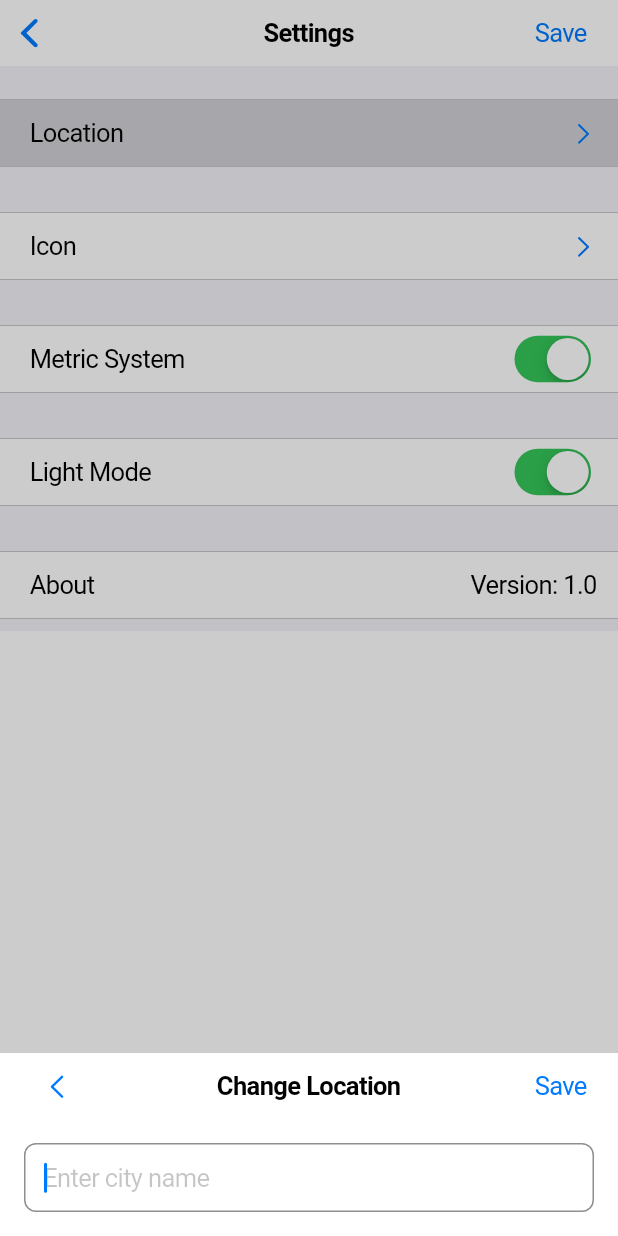
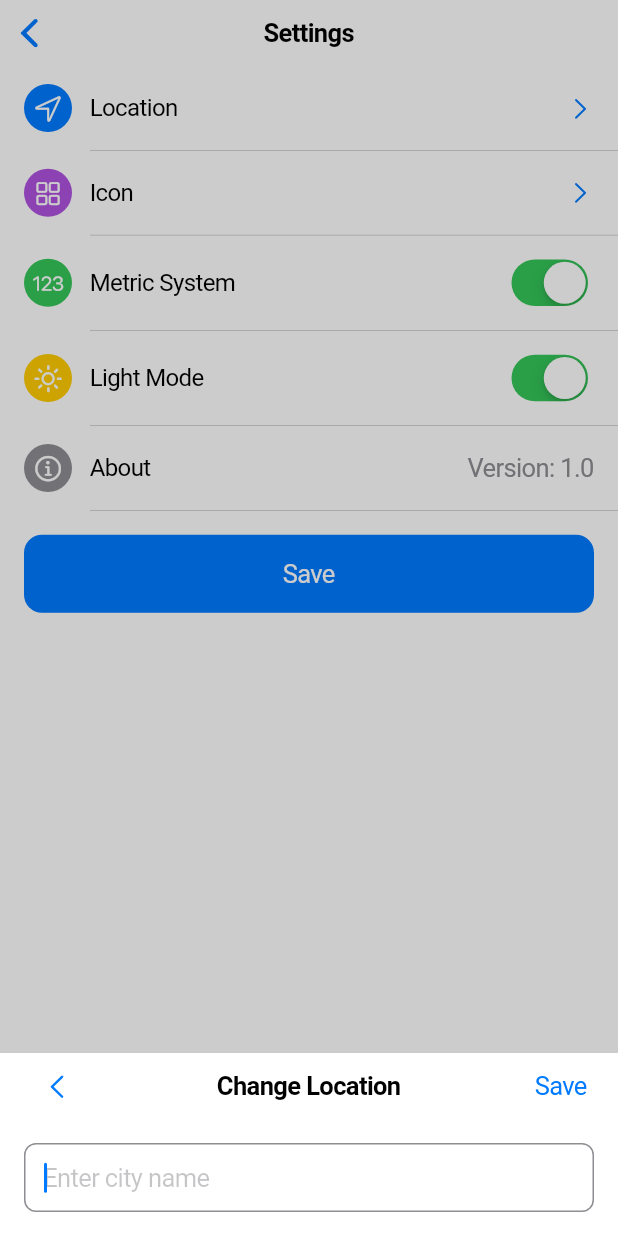
Before and after one commit to deramos-michael/weather, a Flutter app: the SettingsPage screen opened directly with empty values, after a tap on "Location", on a phone screen of 412 x 824 dp. Run offline on Flutter 3.47's test engine with Material 3 defaults, Android fonts, the phone set to English and light mode, and no system bars; network calls fail.

Commit message:
Commit 4

```diff
--- a/lib/main.dart
+++ b/lib/main.dart
@@ -134,7 +134,7 @@ class _HomepageState extends State<Homepage> {
 class SettingsPage extends StatefulWidget {
   final String location;
 
-  SettingsPage({required this.location});
+  const SettingsPage({required this.location, Key? key}) : super(key: key);
 
   @override
   _SettingsPageState createState() => _SettingsPageState();
@@ -154,30 +154,26 @@ class _SettingsPageState extends State<SettingsPage> {
   @override
   Widget build(BuildContext context) {
     return CupertinoPageScaffold(
-      navigationBar: CupertinoNavigationBar(
-        middle: Text("Settings"),
-        trailing: CupertinoButton(
-          padding: EdgeInsets.zero,
-          child: Text("Save"),
-          onPressed: () {
-            Navigator.pop(context, selectedLocation);
-          },
-        ),
+      navigationBar: const CupertinoNavigationBar(
+        middle: Text('Settings'),
       ),
       child: SafeArea(
-        child: ListView(
+        child: Column(
           children: [
-            // Location Setting
-            CupertinoListSection(
+            // Location Row
+            _buildListRow(
+              CupertinoIcons.location,
+              'Location',
+              iconColor: CupertinoColors.white,
+              iconBgColor: CupertinoColors.systemBlue,
+              trailing: Row(
                 children: [
-                CupertinoListTile(
-                  title: Text("Location"),
-                  trailing: Row(
-                    mainAxisSize: MainAxisSize.min,
-                    children: [
-                      Text(selectedLocation),
-                      SizedBox(width: 8),
-                      Icon(CupertinoIcons.chevron_right, size: 18),
+                  Text(
+                    selectedLocation,
+                    style: const TextStyle(color: CupertinoColors.systemGrey),
+                  ),
+                  const SizedBox(width: 4),
+                  const Icon(CupertinoIcons.chevron_right, size: 18),
                 ],
               ),
               onTap: () async {
@@ -194,27 +190,27 @@ class _SettingsPageState extends State<SettingsPage> {
                 }
               },
             ),
-              ],
-            ),
+            const _SettingsDivider(),
 
-            // Icon Setting
-            CupertinoListSection(
-              children: [
-                CupertinoListTile(
-                  title: Text("Icon"),
-                  trailing: Icon(CupertinoIcons.chevron_right, size: 18),
+            // Icon Row
+            _buildListRow(
+              CupertinoIcons.square_grid_2x2,
+              'Icon',
+              iconColor: CupertinoColors.white,
+              iconBgColor: CupertinoColors.systemPurple,
+              trailing: const Icon(CupertinoIcons.chevron_right, size: 18),
               onTap: () {
                 // Handle icon setting
               },
             ),
-              ],
-            ),
+            const _SettingsDivider(),
 
-            // Metric System Setting
-            CupertinoListSection(
-              children: [
-                CupertinoListTile(
-                  title: Text("Metric System"),
+            // Metric System Row
+            _buildListRow(
+              CupertinoIcons.textformat_123,
+              'Metric System',
+              iconColor: CupertinoColors.white,
+              iconBgColor: CupertinoColors.systemGreen,
               trailing: CupertinoSwitch(
                 value: metricSystem,
                 onChanged: (value) {
@@ -224,14 +220,14 @@ class _SettingsPageState extends State<SettingsPage> {
                 },
               ),
             ),
-              ],
-            ),
+            const _SettingsDivider(),
 
-            // Light Mode Setting
-            CupertinoListSection(
-              children: [
-                CupertinoListTile(
-                  title: Text("Light Mode"),
+            // Light Mode Row
+            _buildListRow(
+              CupertinoIcons.sun_max,
+              'Light Mode',
+              iconColor: CupertinoColors.white,
+              iconBgColor: CupertinoColors.systemYellow,
               trailing: CupertinoSwitch(
                 value: lightMode,
                 onChanged: (value) {
@@ -241,18 +237,81 @@ class _SettingsPageState extends State<SettingsPage> {
                 },
               ),
             ),
-              ],
+            const _SettingsDivider(),
+
+            // About Row
+            _buildListRow(
+              CupertinoIcons.info,
+              'About',
+              iconColor: CupertinoColors.white,
+              iconBgColor: CupertinoColors.systemGrey,
+              trailing: const Text(
+                'Version: 1.0',
+                style: TextStyle(color: CupertinoColors.systemGrey),
               ),
+            ),
+            const _SettingsDivider(),
 
-            // About Setting
-            CupertinoListSection(
-              children: [
-                CupertinoListTile(
-                  title: Text("About"),
-                  trailing: Text("Version: 1.0"),
+            // Save Button
+            Padding(
+              padding: const EdgeInsets.all(16.0),
+              child: SizedBox(
+                width: double.infinity,
+                child: CupertinoButton.filled(
+                  child: const Text('Save'),
+                  onPressed: () {
+                    Navigator.pop(context, selectedLocation);
+                  },
+                ),
+              ),
             ),
           ],
         ),
+      ),
+    );
+  }
+
+  Widget _buildListRow(
+      IconData icon,
+      String title, {
+        Color? iconColor,
+        Color? iconBgColor,
+        Widget? trailing,
+        VoidCallback? onTap,
+      }) {
+    return GestureDetector(
+      behavior: HitTestBehavior.opaque,
+      onTap: onTap,
+      child: Padding(
+        padding: const EdgeInsets.symmetric(horizontal: 16.0, vertical: 12.0),
+        child: Row(
+          children: [
+            Container(
+              width: 32,
+              height: 32,
+              decoration: BoxDecoration(
+                color: iconBgColor ?? CupertinoColors.systemGrey,
+                borderRadius: BorderRadius.circular(16),
+              ),
+              child: Center(
+                child: Icon(
+                  icon,
+                  size: 20,
+                  color: iconColor ?? CupertinoColors.white,
+                ),
+              ),
+            ),
+            const SizedBox(width: 12),
+            Expanded(
+              child: Text(
+                title,
+                style: const TextStyle(
+                  fontSize: 16,
+                  fontWeight: FontWeight.w400,
+                ),
+              ),
+            ),
+            trailing ?? const SizedBox(),
           ],
         ),
       ),
@@ -260,30 +319,58 @@ class _SettingsPageState extends State<SettingsPage> {
   }
 }
 
-class LocationPicker extends StatelessWidget {
-  final String currentLocation;
-
-  LocationPicker({required this.currentLocation});
-
-  final TextEditingController _controller = TextEditingController();
+class _SettingsDivider extends StatelessWidget {
+  const _SettingsDivider({Key? key}) : super(key: key);
 
   @override
   Widget build(BuildContext context) {
-    _controller.text = currentLocation;
+    return Container(
+      height: 0.5,
+      margin: const EdgeInsets.only(left: 60.0),
+      color: CupertinoColors.separator,
+    );
+  }
+}
 
+class LocationPicker extends StatefulWidget {
+  final String currentLocation;
+
+  const LocationPicker({required this.currentLocation, Key? key}) : super(key: key);
+
+  @override
+  _LocationPickerState createState() => _LocationPickerState();
+}
+
+class _LocationPickerState extends State<LocationPicker> {
+  late final TextEditingController _controller;
+
+  @override
+  void initState() {
+    super.initState();
+    _controller = TextEditingController(text: widget.currentLocation);
+  }
+
+  @override
+  void dispose() {
+    _controller.dispose();
+    super.dispose();
+  }
+
+  @override
+  Widget build(BuildContext context) {
     return CupertinoPageScaffold(
       navigationBar: CupertinoNavigationBar(
         leading: CupertinoButton(
           padding: EdgeInsets.zero,
-          child: Icon(CupertinoIcons.chevron_left),
+          child: const Icon(CupertinoIcons.chevron_left),
           onPressed: () {
             Navigator.pop(context);
           },
         ),
-        middle: Text("Change Location"),
+        middle: const Text('Change Location'),
         trailing: CupertinoButton(
           padding: EdgeInsets.zero,
-          child: Text("Save"),
+          child: const Text('Save'),
           onPressed: () {
             if (_controller.text.trim().isNotEmpty) {
               Navigator.pop(context, _controller.text.trim());
@@ -293,14 +380,14 @@ class LocationPicker extends StatelessWidget {
       ),
       child: SafeArea(
         child: Padding(
-          padding: EdgeInsets.all(16),
+          padding: const EdgeInsets.all(16.0),
           child: CupertinoTextField(
             controller: _controller,
-            placeholder: "Enter city name",
-            padding: EdgeInsets.all(12),
+            placeholder: 'Enter city name',
+            padding: const EdgeInsets.all(12.0),
             decoration: BoxDecoration(
               border: Border.all(color: CupertinoColors.systemGrey),
-              borderRadius: BorderRadius.circular(8),
+              borderRadius: BorderRadius.circular(8.0),
             ),
             autofocus: true,
           ),
```
Lines whose indentation alone changed are shown as unchanged.
